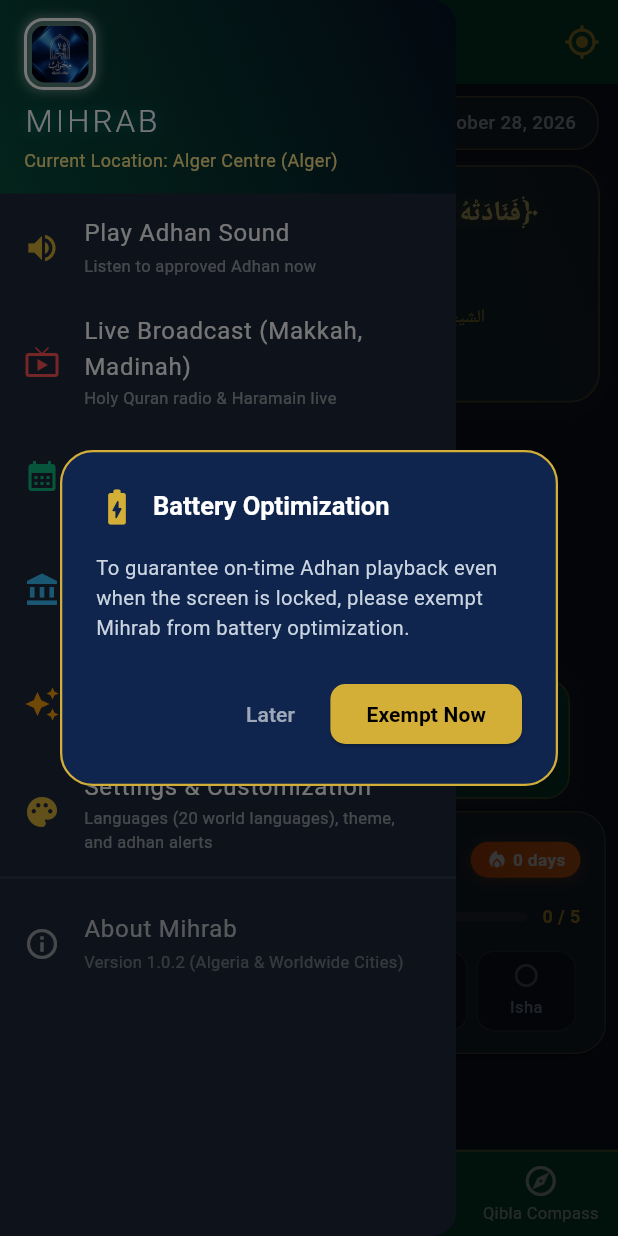
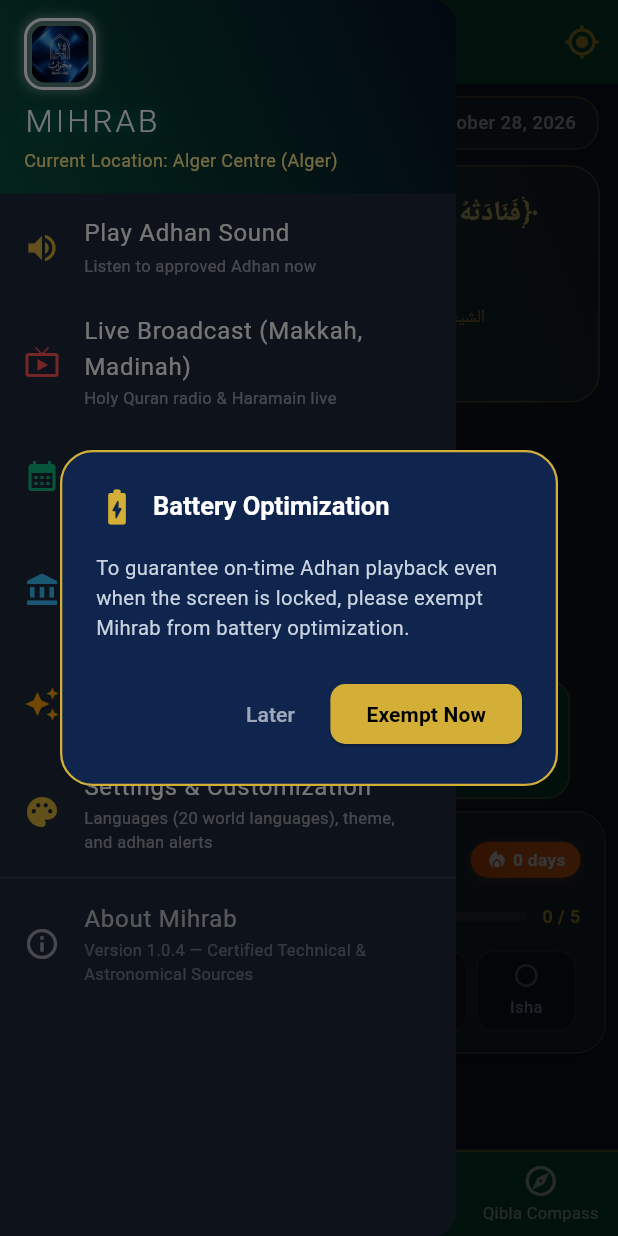
Before and after one commit to dahmane0509/mihrab, a Flutter app: the MainHomeScreen screen opened directly, with the side drawer open, on a phone screen of 412 x 824 dp. Run offline on Flutter 3.47's test engine with Material 3 defaults, Android fonts, the phone set to English and light mode, and no system bars; our stand-ins replace audioplayers, device_info_plus, flutter_local_notifications, geolocator, google_fonts, package_info_plus and 4 more; accounts and stored records are empty; Roboto replaces fonts that are missing (Alexandria, Amiri); statements that could not run were skipped.

Commit message:
Bump project version to 1.0.4+5 across pubspec.yaml, settings, translations, and services

```diff
--- a/lib/l10n/app_translations.dart
+++ b/lib/l10n/app_translations.dart
@@ -579,10 +579,10 @@
       'it': 'Lingue (20 lingue mondiali), tema e avvisi adhan',
     },
     'drawer_about_sub': {
-      'ar': 'الإصدار 1.0.2 (الجزائر - 1541 بلدية والقرى والمداشر)',
-      'en': 'Version 1.0.2 (Algeria & Worldwide Cities)',
-      'fr': 'Version 1.0.2 (Algérie & Villes du Monde)',
-      'it': 'Versione 1.0.2 (Algeria e Città del Mondo)',
+      'ar': 'الإصدار 1.0.4 — موثوقية تقنية ومصادر شرعية وفلكية معتمدة',
+      'en': 'Version 1.0.4 — Certified Technical & Astronomical Sources',
+      'fr': 'Version 1.0.4 — Sources Techniques et Astronomiques Certifiées',
+      'it': 'Versione 1.0.4 — Fonti Tecniche e Astronomiche Certificate',
     },
     'drawer_app_language': {
       'ar': 'لغة التطبيق',
@@ -1131,10 +1131,10 @@
       'it': 'Applicazione Mihrab • Orari di Preghiera e Sacro Corano',
     },
     'settings_about_version': {
-      'ar': 'الإصدار 1.0.2 (الجزائر) • مجاني 100% وبدون أي إعلانات',
-      'en': 'Version 1.0.2 (Algeria) • 100% Free & No Ads',
-      'fr': 'Version 1.0.2 (Algérie) • 100% Gratuit et Sans Publicités',
-      'it': 'Versione 1.0.2 (Algeria) • 100% Gratuito e Senza Pubblicità',
+      'ar': 'الإصدار 1.0.4 (الجزائر) • مجاني 100% وبدون أي إعلانات',
+      'en': 'Version 1.0.4 (Algeria) • 100% Free & No Ads',
+      'fr': 'Version 1.0.4 (Algérie) • 100% Gratuit et Sans Publicités',
+      'it': 'Versione 1.0.4 (Algeria) • 100% Gratuito e Senza Pubblicità',
     },
 
     // World Cities & Location Selection
--- a/lib/screens/settings_screen.dart
+++ b/lib/screens/settings_screen.dart
@@ -43,7 +43,7 @@
   bool _useGpsAuto = false;
 
   // Missing variables added to fix build errors
-  String _appVersionString = "1.0.2";
+  String _appVersionString = "1.0.4";
   bool _autoAdhkar = false;
   int _adhkarInterval = 15;
 
--- a/lib/services/app_support_service.dart
+++ b/lib/services/app_support_service.dart
@@ -53,8 +53,8 @@
 
   /// Retrieves device diagnostics safely across all platforms
   static Future<DeviceDiagnostics> getDeviceDiagnostics() async {
-    String appVer = '1.0.2';
-    String buildNum = '1';
+    String appVer = '1.0.4';
+    String buildNum = '5';
     try {
       final pkg = await PackageInfo.fromPlatform();
       appVer = pkg.version;
--- a/lib/services/app_update_service.dart
+++ b/lib/services/app_update_service.dart
@@ -78,7 +78,7 @@
       return PackageInfo(
         appName: 'مِحْراب',
         packageName: 'com.mihrab.algeria.mihrab_app',
-        version: '1.0.2',
+        version: '1.0.4',
         buildNumber: '1',
         buildSignature: '',
       );
--- a/pubspec.yaml
+++ b/pubspec.yaml
@@ -1,7 +1,7 @@
 name: mihrab_app
 description: "مِحْراب: مواقيت الصلاة والقرآن في الجزائر - أذكار، قرآن كريم، بوصلة القبلة، بلديات الجزائر، بث مباشر"
 publish_to: 'none'
-version: 1.0.3+4
+version: 1.0.4+5
 
 environment:
   sdk: '>=3.0.0 <4.0.0'
```
